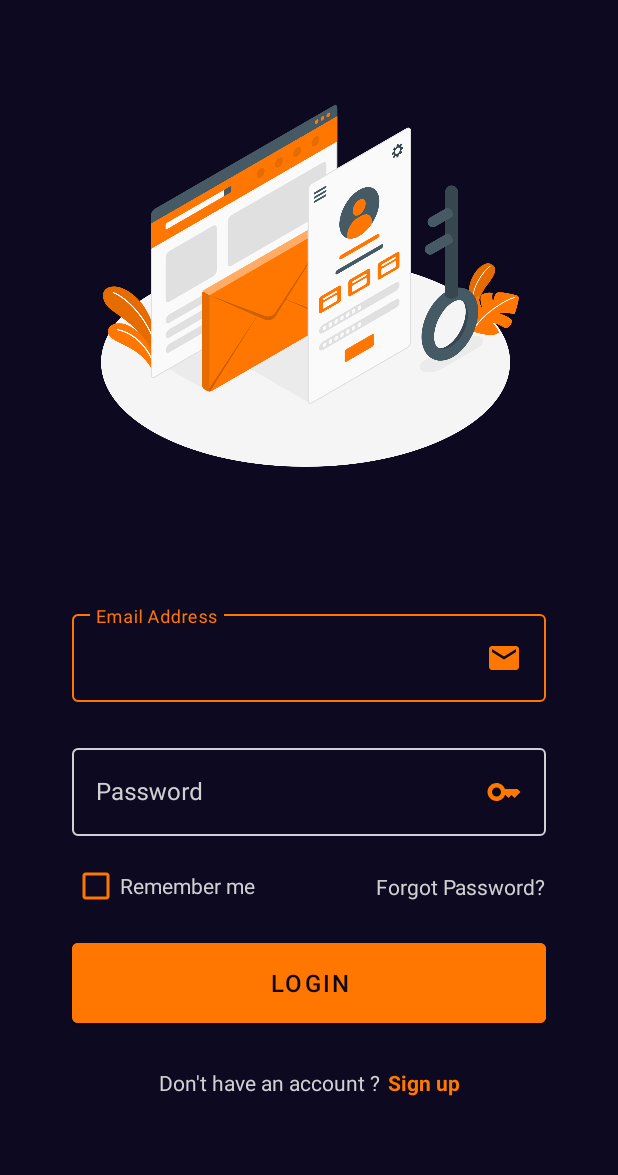
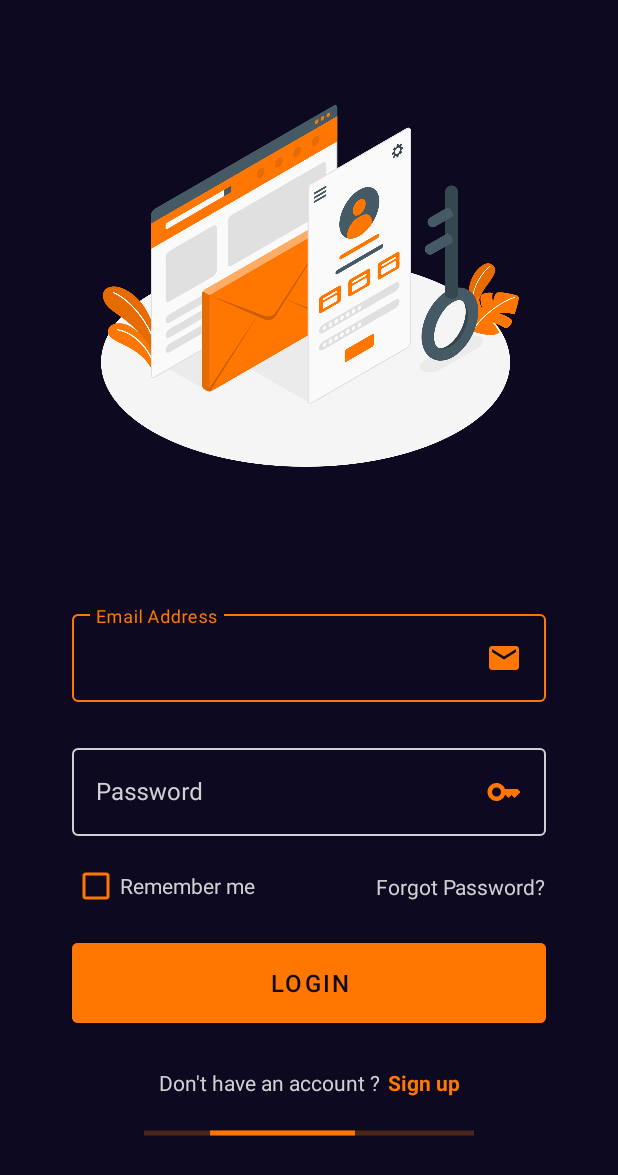
Before and after one commit to AhmetOcak/KotlinChatApp, an Android app: the layout fragment_login.xml on its own in the app's theme, with its tools: preview values and no code run, on a phone screen of 412 x 824 dp. Shown: the top 1175 px of the screen. Run offline under Robolectric (Android 15) with nearby library versions, the phone set to English and light mode, and no system bars.

Commit message:
login end

```diff
--- a/features/src/main/res/layout/fragment_login.xml
+++ b/features/src/main/res/layout/fragment_login.xml
@@ -48,6 +48,7 @@
                     android:drawableEnd="@drawable/ic_baseline_email"
                     android:hint="@string/email_address"
                     android:inputType="textEmailAddress"
+                    android:text="@={viewModel.email}"
                     android:textColor="@color/white_100"
                     android:textColorHint="@color/orange" />
             </com.google.android.material.textfield.TextInputLayout>
@@ -79,6 +80,7 @@
                     android:drawableEnd="@drawable/ic_baseline_key"
                     android:hint="@string/password"
                     android:inputType="textPassword"
+                    android:text="@={viewModel.password}"
                     android:textColor="@color/white_100" />
             </com.google.android.material.textfield.TextInputLayout>
 
@@ -112,6 +114,7 @@
                 android:layout_height="wrap_content"
                 android:layout_marginStart="48dp"
                 android:buttonTint="@color/orange"
+                android:checked="@={viewModel.rememberMeCheckBox}"
                 android:text="@string/remember_me"
                 android:textColor="@color/white_100"
                 app:layout_constraintBottom_toTopOf="@+id/loginButton"
@@ -130,6 +133,7 @@
                 app:layout_constraintTop_toBottomOf="@+id/loginPassword" />
 
             <RelativeLayout
+                android:id="@+id/relativeLayout2"
                 android:layout_width="wrap_content"
                 android:layout_height="wrap_content"
                 android:layout_marginStart="48dp"
@@ -159,6 +163,21 @@
 
             </RelativeLayout>
 
+            <ProgressBar
+                android:id="@+id/progressBar2"
+                style="?android:attr/progressBarStyleHorizontal"
+                android:layout_width="match_parent"
+                android:layout_height="wrap_content"
+                android:layout_marginTop="16dp"
+                android:layout_marginHorizontal="96dp"
+                android:indeterminateTint="@color/orange"
+                android:indeterminate="true"
+                android:visibility="@{viewModel.progressBarVisibility}"
+                app:layout_constraintEnd_toEndOf="parent"
+                app:layout_constraintHorizontal_bias="0.5"
+                app:layout_constraintStart_toStartOf="parent"
+                app:layout_constraintTop_toBottomOf="@+id/relativeLayout2" />
+
         </androidx.constraintlayout.widget.ConstraintLayout>
     </ScrollView>
 </layout>
```
